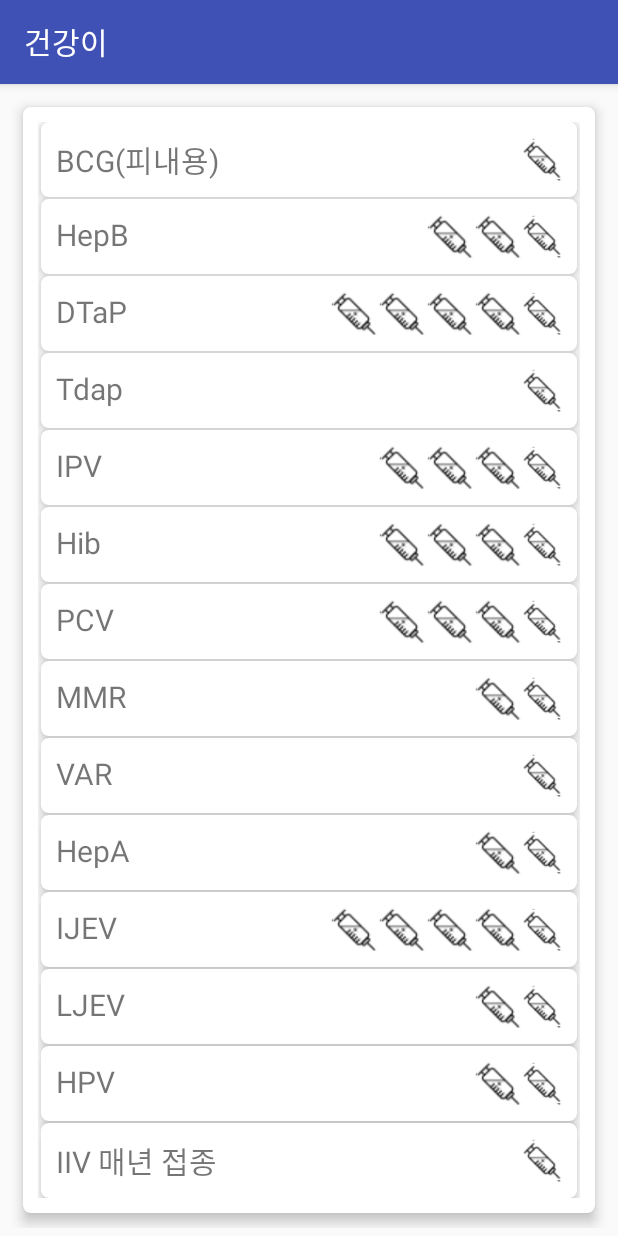
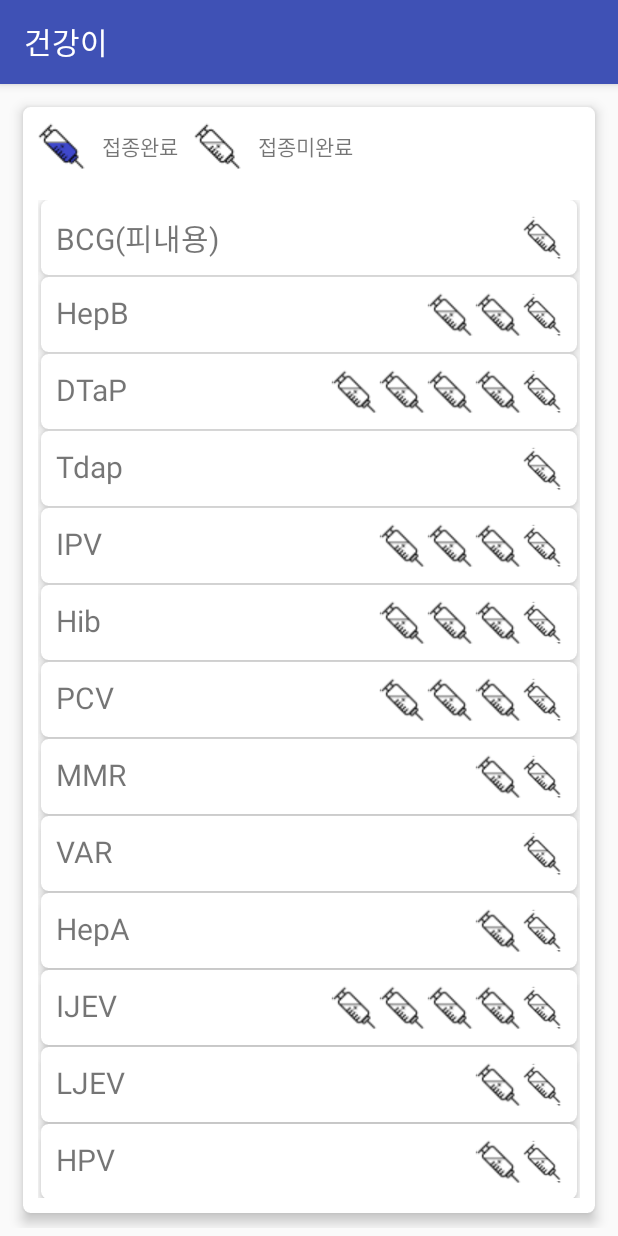
Before and after one commit to 6415y/healthybaby, an Android app: the VaccinActivity screen opened directly, with no data from a screen before it, on a phone screen of 412 x 824 dp. Run offline under Robolectric (Android 15) with nearby library versions, the phone set to English and light mode, and no system bars; our stand-ins replace Firebase (no records; nobody signed in at launch, a user with empty details on screens opened directly).

Commit message:
VaccinActivity: 이미지가 의미하는  정보 추가

```diff
--- a/app/src/main/res/layout/activity_vaccin.xml
+++ b/app/src/main/res/layout/activity_vaccin.xml
@@ -4,22 +4,70 @@
     xmlns:tools="http://schemas.android.com/tools"
     android:layout_width="match_parent"
     android:layout_height="match_parent"
-    tools:context="com.example.joo.healthybaby.VaccinActivity"
     android:orientation="vertical"
-    android:padding="5dp">
+    android:padding="5dp"
+    tools:context="com.example.joo.healthybaby.VaccinActivity">
 
     <android.support.v7.widget.CardView
+        android:id="@+id/recyclerView_cardView"
         android:layout_width="match_parent"
         android:layout_height="match_parent"
-        app:cardElevation="5dp"
+        android:layout_margin="10dp"
         app:cardCornerRadius="5dp"
-        android:layout_margin="10dp"
-        android:id="@+id/recyclerView_cardView">
-        <android.support.v7.widget.RecyclerView
+        app:cardElevation="5dp">
+
+        <LinearLayout
             android:layout_width="match_parent"
             android:layout_height="match_parent"
-            android:id="@+id/Vaccin_recyclerView"
-            android:layout_margin="10dp"/>
+            android:orientation="vertical">
+
+            <LinearLayout
+                android:layout_width="match_parent"
+                android:layout_height="wrap_content"
+                android:orientation="horizontal">
+
+                <ImageView
+                    android:layout_width="wrap_content"
+                    android:layout_height="wrap_content"
+                    android:src="@drawable/injection"
+                    android:layout_marginTop="10dp"
+                    android:layout_marginBottom="10dp"
+                    android:layout_marginLeft="10dp"
+                    android:layout_marginRight="5dp"/>
+
+                <TextView
+                    android:layout_width="wrap_content"
+                    android:layout_height="wrap_content"
+                    android:text="접종완료"
+                    android:layout_gravity="center"
+                    android:layout_marginLeft="5dp"
+                    android:layout_marginRight="5dp"/>
+
+                <ImageView
+                    android:layout_width="wrap_content"
+                    android:layout_height="wrap_content"
+                    android:src="@drawable/injection1"
+                    android:layout_marginTop="10dp"
+                    android:layout_marginBottom="10dp"
+                    android:layout_marginLeft="5dp"
+                    android:layout_marginRight="5dp"/>
+
+                <TextView
+                    android:layout_width="wrap_content"
+                    android:layout_height="wrap_content"
+                    android:text="접종미완료"
+                    android:layout_gravity="center"
+                    android:layout_marginLeft="5dp"
+                    android:layout_marginRight="5dp"/>
+            </LinearLayout>
+
+            <android.support.v7.widget.RecyclerView
+                android:id="@+id/Vaccin_recyclerView"
+                android:layout_width="match_parent"
+                android:layout_height="wrap_content"
+                android:layout_margin="10dp" />
+        </LinearLayout>
+
     </android.support.v7.widget.CardView>
 
 
```
